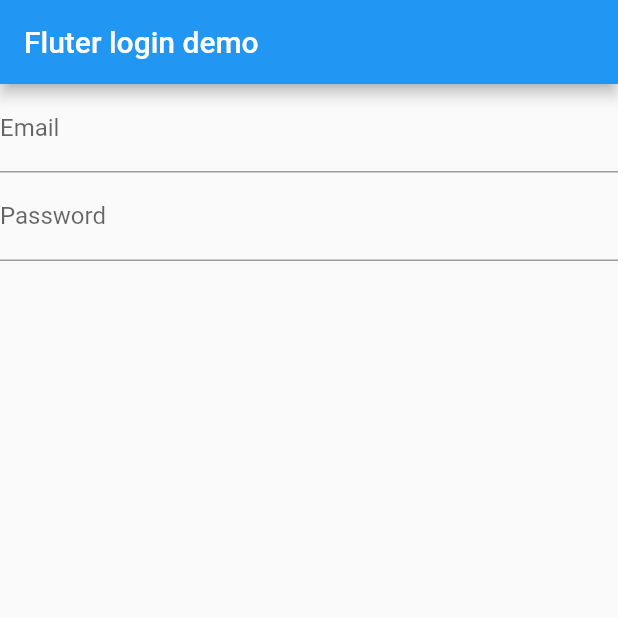
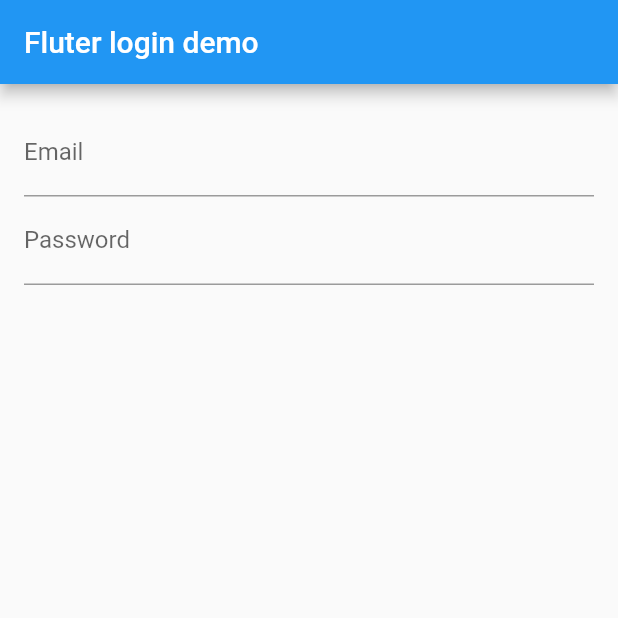
Before and after one commit to thilina931/first_step, a Flutter app: the screen it shows after launch, on a phone screen of 412 x 824 dp, the top half of it. Run offline on Flutter 3.47's test engine with Material 2 defaults, Android fonts, the phone set to English and light mode, and no system bars.

Commit message:
set_padding_to_fields

```diff
--- a/lib/login_page.dart
+++ b/lib/login_page.dart
@@ -18,6 +18,7 @@ class LoginPage extends StatefulWidget{
         title: new Text('Fluter login demo'),
       ),
       body: new Container(
+        padding: EdgeInsets.all(16.0),
         child: new Form(
           child: new Column(
             children: <Widget>[
```
